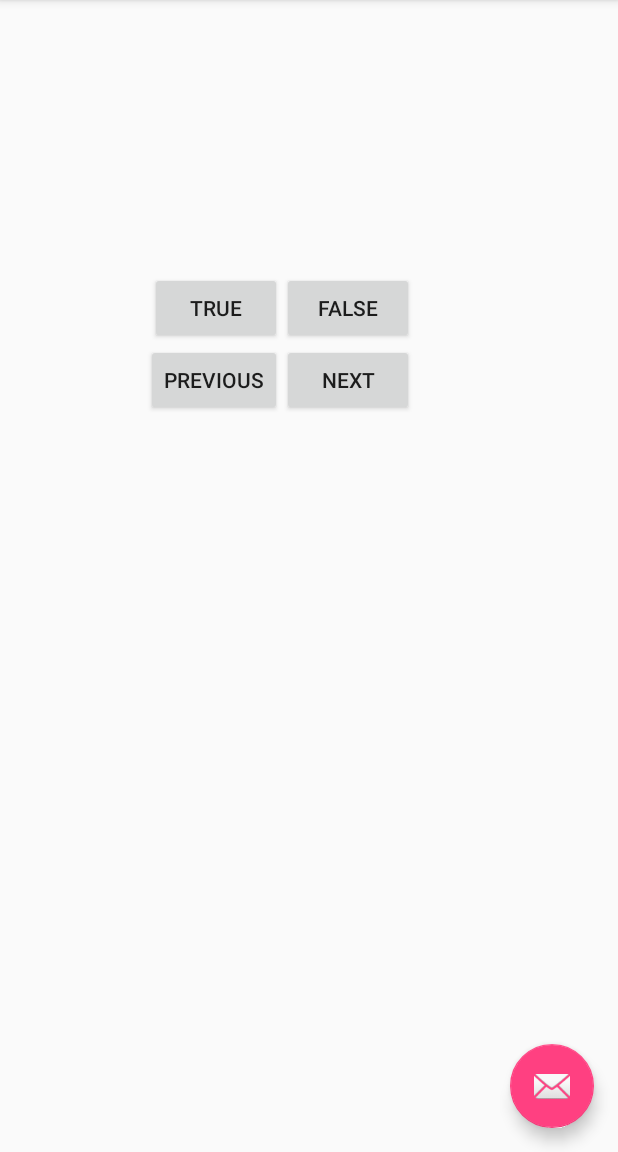
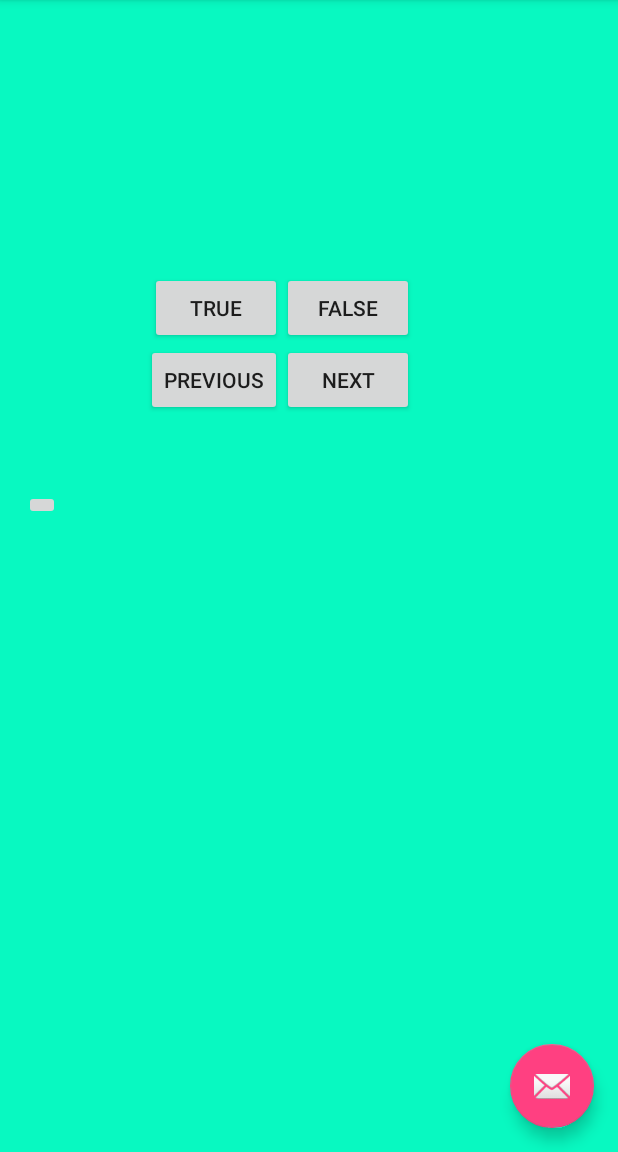
Before and after one commit to mgw1992/JavaQuiz, an Android app: the screen it shows after launch (MainActivity), on a phone screen of 412 x 824 dp, the part 84-1236 px from its top. Run offline under Robolectric (Android 15) with nearby library versions, the phone set to English and light mode, and no system bars; 2 statements that could not run were skipped.

Commit message:
Week 3 Homework-Part2

```diff
--- a/app/src/main/res/layout/content_main.xml
+++ b/app/src/main/res/layout/content_main.xml
@@ -10,7 +10,8 @@
     android:paddingTop="@dimen/activity_vertical_margin"
     app:layout_behavior="@string/appbar_scrolling_view_behavior"
     tools:context="com.example.dad.javaquiz.MainActivity"
-    tools:showIn="@layout/activity_main">
+    tools:showIn="@layout/activity_main"
+    android:background="#08f9c1">
 
     <TextView
         android:id="@+id/question_text_view"
@@ -56,4 +57,27 @@
         android:layout_alignTop="@+id/button3"
         android:layout_alignRight="@+id/button"
         android:layout_alignEnd="@+id/button" />
+
+    <android.support.v7.widget.ButtonBarLayout
+        android:layout_width="wrap_content"
+        android:layout_height="wrap_content"
+        android:id="@+id/view"
+        android:layout_alignTop="@+id/button3"
+        android:layout_centerHorizontal="true" />
+
+    <android.support.v7.widget.ButtonBarLayout
+        android:layout_width="wrap_content"
+        android:layout_height="wrap_content"
+        android:id="@+id/view2"
+        android:layout_alignTop="@+id/button"
+        android:layout_centerHorizontal="true" />
+
+    <ImageButton
+        android:layout_width="wrap_content"
+        android:layout_height="wrap_content"
+        android:id="@+id/imageButton"
+        android:layout_below="@+id/button3"
+        android:layout_alignParentLeft="true"
+        android:layout_alignParentStart="true"
+        android:layout_marginTop="49dp" />
 </RelativeLayout>
```
